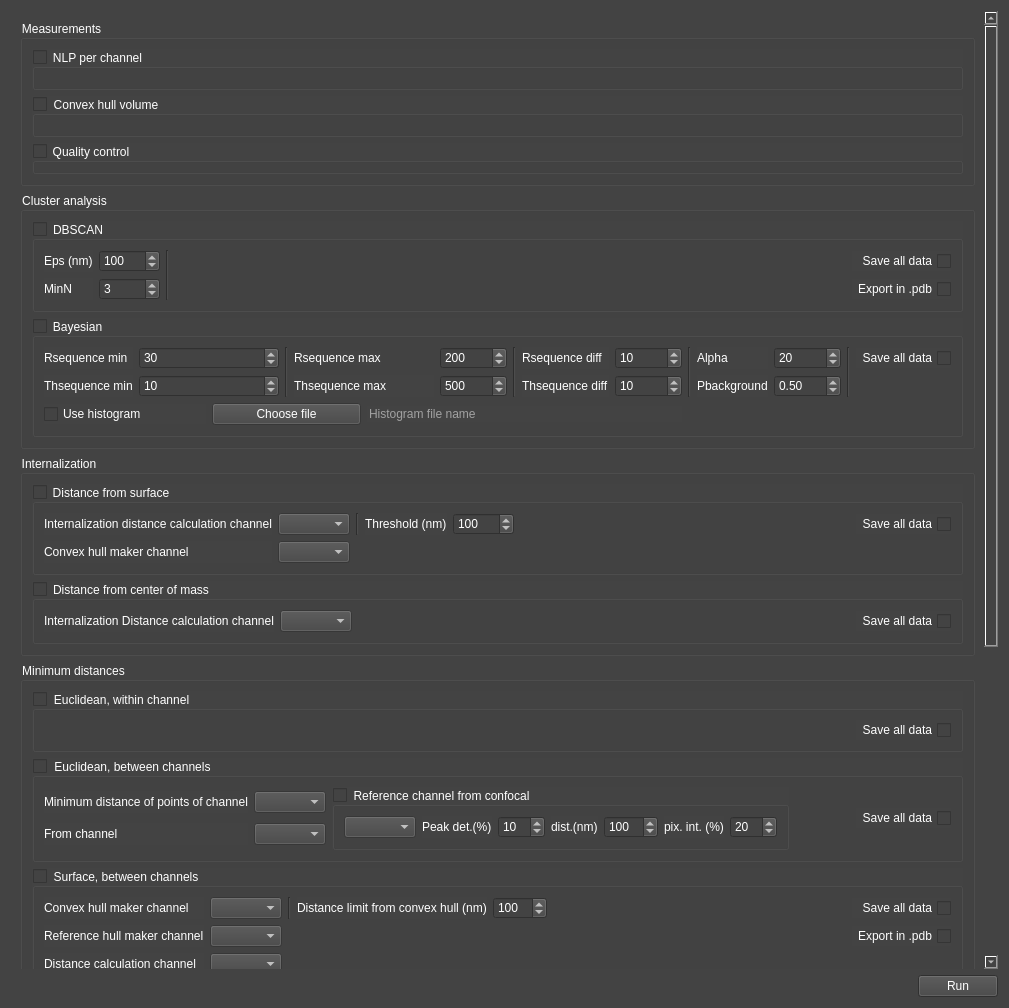
Above: gui/dialog_tool_analysis.ui from KatonaLab/vividstorm before the change. Below: the same form after it.
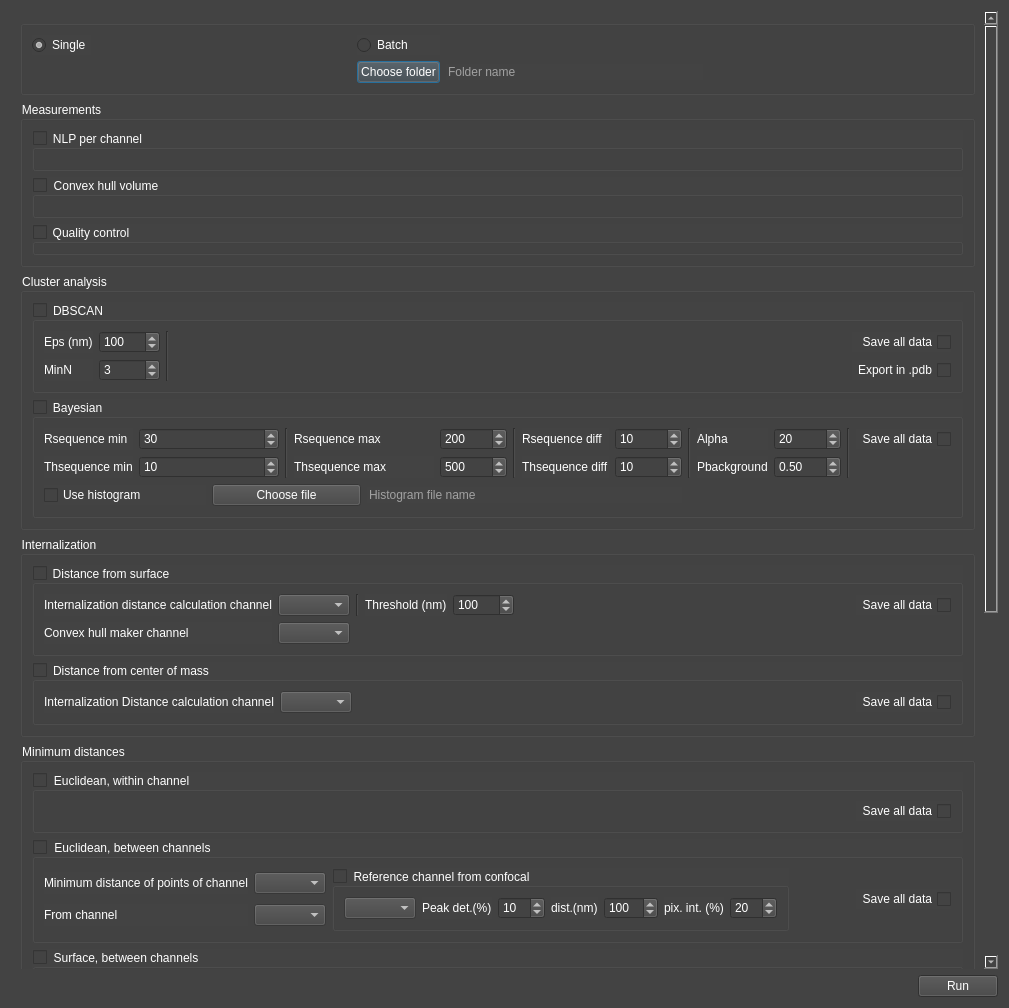
That is the form after the change.

Commit message: Bayesian clustering analysis

The edit to the form file:
```diff
--- a/gui/dialog_tool_analysis.ui
+++ b/gui/dialog_tool_analysis.ui
@@ -43,17 +43,136 @@
         <x>0</x>
         <y>0</y>
         <width>974</width>
-        <height>1187</height>
+        <height>1262</height>
        </rect>
       </property>
-      <layout class="QVBoxLayout" name="verticalLayout_4">
+      <layout class="QVBoxLayout" name="verticalLayout_5">
+       <item>
+        <widget class="QGroupBox" name="groupBox_3">
+         <property name="enabled">
+          <bool>true</bool>
+         </property>
+         <property name="font">
+          <font>
+           <weight>50</weight>
+           <bold>false</bold>
+           <kerning>true</kerning>
+          </font>
+         </property>
+         <property name="autoFillBackground">
+          <bool>false</bool>
+         </property>
+         <property name="title">
+          <string/>
+         </property>
+         <property name="flat">
+          <bool>true</bool>
+         </property>
+         <property name="checkable">
+          <bool>false</bool>
+         </property>
+         <layout class="QGridLayout" name="gridLayout_12">
+          <item row="0" column="0">
+           <widget class="QRadioButton" name="radioButton_analysis_single">
+            <property name="layoutDirection">
+             <enum>Qt::LeftToRight</enum>
+            </property>
+            <property name="text">
+             <string>Single</string>
+            </property>
+            <property name="checked">
+             <bool>true</bool>
+            </property>
+           </widget>
+          </item>
+          <item row="0" column="1" rowspan="2">
+           <spacer name="horizontalSpacer_3">
+            <property name="orientation">
+             <enum>Qt::Horizontal</enum>
+            </property>
+            <property name="sizeHint" stdset="0">
+             <size>
+              <width>260</width>
+              <height>48</height>
+             </size>
+            </property>
+           </spacer>
+          </item>
+          <item row="0" column="2">
+           <widget class="QRadioButton" name="radioButton_analysis_batch">
+            <property name="text">
+             <string>Batch</string>
+            </property>
+            <property name="checked">
+             <bool>false</bool>
+            </property>
+           </widget>
+          </item>
+          <item row="0" column="4" rowspan="2">
+           <spacer name="horizontalSpacer_4">
+            <property name="orientation">
+             <enum>Qt::Horizontal</enum>
+            </property>
+            <property name="sizeHint" stdset="0">
+             <size>
+              <width>260</width>
+              <height>45</height>
+             </size>
+            </property>
+           </spacer>
+          </item>
+          <item row="1" column="0">
+           <spacer name="verticalSpacer">
+            <property name="orientation">
+             <enum>Qt::Vertical</enum>
+            </property>
+            <property name="sizeHint" stdset="0">
+             <size>
+              <width>17</width>
+              <height>25</height>
+             </size>
+            </property>
+           </spacer>
+          </item>
+          <item row="1" column="2">
+           <widget class="QPushButton" name="pushButton_analysis_batch_choose_folder">
+            <property name="text">
+             <string>Choose folder</string>
+            </property>
+           </widget>
+          </item>
+          <item row="1" column="3">
+           <widget class="QLineEdit" name="lineEdit_analysis_folder_name">
+            <property name="enabled">
+             <bool>false</bool>
+            </property>
+            <property name="inputMask">
+             <string/>
+            </property>
+            <property name="text">
+             <string/>
+            </property>
+            <property name="frame">
+             <bool>false</bool>
+            </property>
+            <property name="readOnly">
+             <bool>true</bool>
+            </property>
+            <property name="placeholderText">
+             <string>Folder name</string>
+            </property>
+           </widget>
+          </item>
+         </layout>
+        </widget>
+       </item>
        <item>
         <widget class="QGroupBox" name="groupBox">
          <property name="title">
           <string>Measurements</string>
          </property>
          <property name="flat">
-          <bool>true</bool>
+          <bool>false</bool>
          </property>
          <property name="checkable">
           <bool>false</bool>
@@ -121,7 +240,7 @@
           <string>Cluster analysis</string>
          </property>
          <property name="flat">
-          <bool>true</bool>
+          <bool>false</bool>
          </property>
          <property name="checkable">
           <bool>false</bool>
@@ -528,7 +647,7 @@
           <string>Internalization</string>
          </property>
          <property name="flat">
-          <bool>true</bool>
+          <bool>false</bool>
          </property>
          <property name="checkable">
           <bool>false</bool>
@@ -685,7 +804,7 @@
           <string>Minimum distances</string>
          </property>
          <property name="flat">
-          <bool>true</bool>
+          <bool>false</bool>
          </property>
          <property name="checkable">
           <bool>false</bool>
```
Left out of the diff: 2 changed lines with no effect on the pictures. The commit also changes 4 other files.
